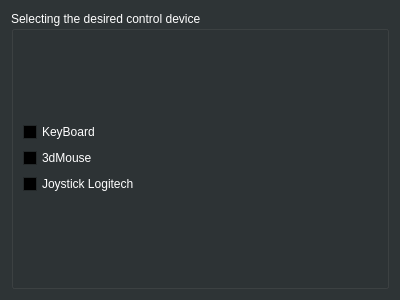
This is ControlSettings/ControlWindow.ui in hydronautics-team/PoolsideGUI as Qt 5 draws it before an edit. The edited form follows.
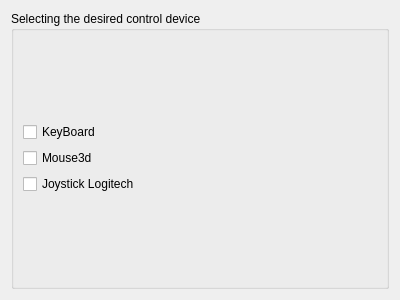
This is the edited form.

Commit message: много рефакторинга + добавлен управляющий класс Control работа с ui сделана через жопу

```diff
--- a/ControlSettings/ControlWindow.ui
+++ b/ControlSettings/ControlWindow.ui
@@ -10,367 +10,6 @@
     <height>300</height>
    </rect>
   </property>
-  <property name="palette">
-   <palette>
-    <active>
-     <colorrole role="WindowText">
-      <brush brushstyle="SolidPattern">
-       <color alpha="255">
-        <red>255</red>
-        <green>255</green>
-        <blue>255</blue>
-       </color>
-      </brush>
-     </colorrole>
-     <colorrole role="Button">
-      <brush brushstyle="SolidPattern">
-       <color alpha="255">
-        <red>46</red>
-        <green>52</green>
-        <blue>54</blue>
-       </color>
-      </brush>
-     </colorrole>
-     <colorrole role="Light">
-      <brush brushstyle="SolidPattern">
-       <color alpha="255">
-        <red>69</red>
-        <green>78</green>
-        <blue>81</blue>
-       </color>
-      </brush>
-     </colorrole>
-     <colorrole role="Midlight">
-      <brush brushstyle="SolidPattern">
-       <color alpha="255">
-        <red>57</red>
-        <green>65</green>
-        <blue>67</blue>
-       </color>
-      </brush>
-     </colorrole>
-     <colorrole role="Dark">
-      <brush brushstyle="SolidPattern">
-       <color alpha="255">
-        <red>23</red>
-        <green>26</green>
-        <blue>27</blue>
-       </color>
-      </brush>
-     </colorrole>
-     <colorrole role="Mid">
-      <brush brushstyle="SolidPattern">
-       <color alpha="255">
-        <red>30</red>
-        <green>34</green>
-        <blue>36</blue>
-       </color>
-      </brush>
-     </colorrole>
-     <colorrole role="Text">
-      <brush brushstyle="SolidPattern">
-       <color alpha="255">
-        <red>255</red>
-        <green>255</green>
-        <blue>255</blue>
-       </color>
-      </brush>
-     </colorrole>
-     <colorrole role="ButtonText">
-      <brush brushstyle="SolidPattern">
-       <color alpha="255">
-        <red>255</red>
-        <green>255</green>
-        <blue>255</blue>
-       </color>
-      </brush>
-     </colorrole>
-     <colorrole role="Base">
-      <brush brushstyle="SolidPattern">
-       <color alpha="255">
-        <red>0</red>
-        <green>0</green>
-        <blue>0</blue>
-       </color>
-      </brush>
-     </colorrole>
-     <colorrole role="Window">
-      <brush brushstyle="SolidPattern">
-       <color alpha="255">
-        <red>46</red>
-        <green>52</green>
-        <blue>54</blue>
-       </color>
-      </brush>
-     </colorrole>
-     <colorrole role="Shadow">
-      <brush brushstyle="SolidPattern">
-       <color alpha="255">
-        <red>0</red>
-        <green>0</green>
-        <blue>0</blue>
-       </color>
-      </brush>
-     </colorrole>
-     <colorrole role="AlternateBase">
-      <brush brushstyle="SolidPattern">
-       <color alpha="255">
-        <red>23</red>
-        <green>26</green>
-        <blue>27</blue>
-       </color>
-      </brush>
-     </colorrole>
-     <colorrole role="PlaceholderText">
-      <brush brushstyle="SolidPattern">
-       <color alpha="128">
-        <red>255</red>
-        <green>255</green>
-        <blue>255</blue>
-       </color>
-      </brush>
-     </colorrole>
-    </active>
-    <inactive>
-     <colorrole role="WindowText">
-      <brush brushstyle="SolidPattern">
-       <color alpha="255">
-        <red>255</red>
-        <green>255</green>
-        <blue>255</blue>
-       </color>
-      </brush>
-     </colorrole>
-     <colorrole role="Button">
-      <brush brushstyle="SolidPattern">
-       <color alpha="255">
-        <red>46</red>
-        <green>52</green>
-        <blue>54</blue>
-       </color>
-      </brush>
-     </colorrole>
-     <colorrole role="Light">
-      <brush brushstyle="SolidPattern">
-       <color alpha="255">
-        <red>69</red>
-        <green>78</green>
-        <blue>81</blue>
-       </color>
-      </brush>
-     </colorrole>
-     <colorrole role="Midlight">
-      <brush brushstyle="SolidPattern">
-       <color alpha="255">
-        <red>57</red>
-        <green>65</green>
-        <blue>67</blue>
-       </color>
-      </brush>
-     </colorrole>
-     <colorrole role="Dark">
-      <brush brushstyle="SolidPattern">
-       <color alpha="255">
-        <red>23</red>
-        <green>26</green>
-        <blue>27</blue>
-       </color>
-      </brush>
-     </colorrole>
-     <colorrole role="Mid">
-      <brush brushstyle="SolidPattern">
-       <color alpha="255">
-        <red>30</red>
-        <green>34</green>
-        <blue>36</blue>
-       </color>
-      </brush>
-     </colorrole>
-     <colorrole role="Text">
-      <brush brushstyle="SolidPattern">
-       <color alpha="255">
-        <red>255</red>
-        <green>255</green>
-        <blue>255</blue>
-       </color>
-      </brush>
-     </colorrole>
-     <colorrole role="ButtonText">
-      <brush brushstyle="SolidPattern">
-       <color alpha="255">
-        <red>255</red>
-        <green>255</green>
-        <blue>255</blue>
-       </color>
-      </brush>
-     </colorrole>
-     <colorrole role="Base">
-      <brush brushstyle="SolidPattern">
-       <color alpha="255">
-        <red>0</red>
-        <green>0</green>
-        <blue>0</blue>
-       </color>
-      </brush>
-     </colorrole>
-     <colorrole role="Window">
-      <brush brushstyle="SolidPattern">
-       <color alpha="255">
-        <red>46</red>
-        <green>52</green>
-        <blue>54</blue>
-       </color>
-      </brush>
-     </colorrole>
-     <colorrole role="Shadow">
-      <brush brushstyle="SolidPattern">
-       <color alpha="255">
-        <red>0</red>
-        <green>0</green>
-        <blue>0</blue>
-       </color>
-      </brush>
-     </colorrole>
-     <colorrole role="AlternateBase">
-      <brush brushstyle="SolidPattern">
-       <color alpha="255">
-        <red>23</red>
-        <green>26</green>
-        <blue>27</blue>
-       </color>
-      </brush>
-     </colorrole>
-     <colorrole role="PlaceholderText">
-      <brush brushstyle="SolidPattern">
-       <color alpha="128">
-        <red>255</red>
-        <green>255</green>
-        <blue>255</blue>
-       </color>
-      </brush>
-     </colorrole>
-    </inactive>
-    <disabled>
-     <colorrole role="WindowText">
-      <brush brushstyle="SolidPattern">
-       <color alpha="255">
-        <red>23</red>
-        <green>26</green>
-        <blue>27</blue>
-       </color>
-      </brush>
-     </colorrole>
-     <colorrole role="Button">
-      <brush brushstyle="SolidPattern">
-       <color alpha="255">
-        <red>46</red>
-        <green>52</green>
-        <blue>54</blue>
-       </color>
-      </brush>
-     </colorrole>
-     <colorrole role="Light">
-      <brush brushstyle="SolidPattern">
-       <color alpha="255">
-        <red>69</red>
-        <green>78</green>
-        <blue>81</blue>
-       </color>
-      </brush>
-     </colorrole>
-     <colorrole role="Midlight">
-      <brush brushstyle="SolidPattern">
-       <color alpha="255">
-        <red>57</red>
-        <green>65</green>
-        <blue>67</blue>
-       </color>
-      </brush>
-     </colorrole>
-     <colorrole role="Dark">
-      <brush brushstyle="SolidPattern">
-       <color alpha="255">
-        <red>23</red>
-        <green>26</green>
-        <blue>27</blue>
-       </color>
-      </brush>
-     </colorrole>
-     <colorrole role="Mid">
-      <brush brushstyle="SolidPattern">
-       <color alpha="255">
-        <red>30</red>
-        <green>34</green>
-        <blue>36</blue>
-       </color>
-      </brush>
-     </colorrole>
-     <colorrole role="Text">
-      <brush brushstyle="SolidPattern">
-       <color alpha="255">
-        <red>23</red>
-        <green>26</green>
-        <blue>27</blue>
-       </color>
-      </brush>
-     </colorrole>
-     <colorrole role="ButtonText">
-      <brush brushstyle="SolidPattern">
-       <color alpha="255">
-        <red>23</red>
-        <green>26</green>
-        <blue>27</blue>
-       </color>
-      </brush>
-     </colorrole>
-     <colorrole role="Base">
-      <brush brushstyle="SolidPattern">
-       <color alpha="255">
-        <red>46</red>
-        <green>52</green>
-        <blue>54</blue>
-       </color>
-      </brush>
-     </colorrole>
-     <colorrole role="Window">
-      <brush brushstyle="SolidPattern">
-       <color alpha="255">
-        <red>46</red>
-        <green>52</green>
-        <blue>54</blue>
-       </color>
-      </brush>
-     </colorrole>
-     <colorrole role="Shadow">
-      <brush brushstyle="SolidPattern">
-       <color alpha="255">
-        <red>0</red>
-        <green>0</green>
-        <blue>0</blue>
-       </color>
-      </brush>
-     </colorrole>
-     <colorrole role="AlternateBase">
-      <brush brushstyle="SolidPattern">
-       <color alpha="255">
-        <red>23</red>
-        <green>26</green>
-        <blue>27</blue>
-       </color>
-      </brush>
-     </colorrole>
-     <colorrole role="PlaceholderText">
-      <brush brushstyle="SolidPattern">
-       <color alpha="128">
-        <red>0</red>
-        <green>0</green>
-        <blue>0</blue>
-       </color>
-      </brush>
-     </colorrole>
-    </disabled>
-   </palette>
-  </property>
   <property name="windowTitle">
    <string>ControlWindow</string>
   </property>
@@ -393,7 +32,7 @@
         <item row="1" column="0">
          <widget class="QCheckBox" name="CheckBox3dMouse">
           <property name="text">
-           <string>3dMouse</string>
+           <string>Mouse3d</string>
           </property>
          </widget>
         </item>
```
Left out of the diff: 2 changed lines with no effect on the pictures. The commit also changes 26 other files.
